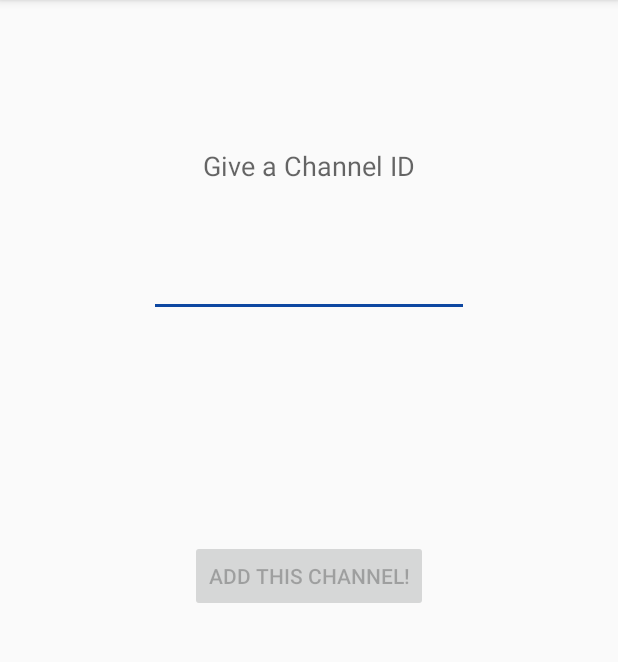
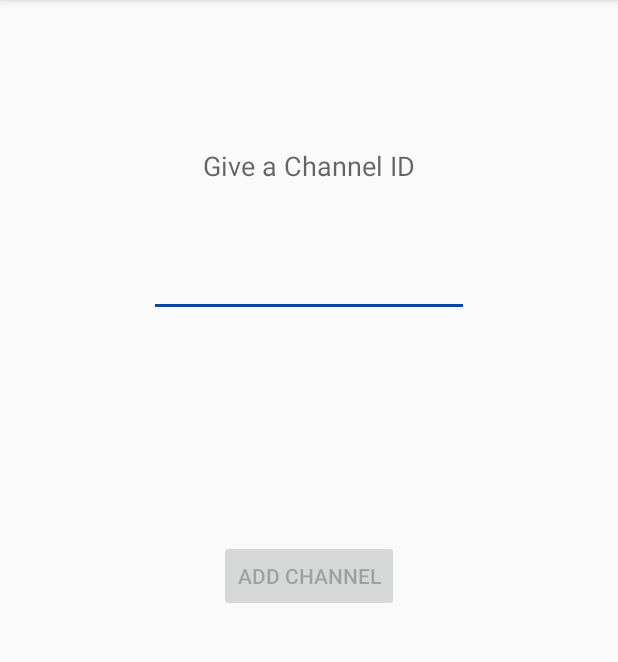
Before and after one commit to NikosVlagoidis/WaterMonitorApp, an Android app: the AddChannelActivity screen opened directly, with no data from a screen before it, on a phone screen of 412 x 824 dp, the part 84-746 px from its top. Run offline under Robolectric (Android 15) with nearby library versions, the phone set to English and light mode, and no system bars.

Commit message:
Added Localization Greek

```diff
--- a/app/src/main/res/layout/activity_add_channel.xml
+++ b/app/src/main/res/layout/activity_add_channel.xml
@@ -13,7 +13,7 @@
         android:layout_width="wrap_content"
         android:layout_height="wrap_content"
         android:textAppearance="?android:attr/textAppearanceMedium"
-        android:text="Give a Channel ID"
+        android:text="@string/channelIdText"
         android:id="@+id/getIdPrompt"
         android:layout_alignParentTop="true"
         android:layout_centerHorizontal="true"
@@ -32,7 +32,7 @@
     <Button
         android:layout_width="wrap_content"
         android:layout_height="wrap_content"
-        android:text="Add This Channel!"
+        android:text="@string/addChannelButton"
         android:clickable="false"
         android:id="@+id/GoBtn"
         android:layout_centerVertical="true"
--- a/app/src/main/res/values/strings.xml
+++ b/app/src/main/res/values/strings.xml
@@ -1,3 +1,5 @@
 <resources>
     <string name="app_name">WaterMonitorApp</string>
+    <string name="addChannelButton">Add Channel</string>
+    <string name="channelIdText">Give a Channel ID</string>
 </resources>
```
Also changed, not shown: 1 other file.
